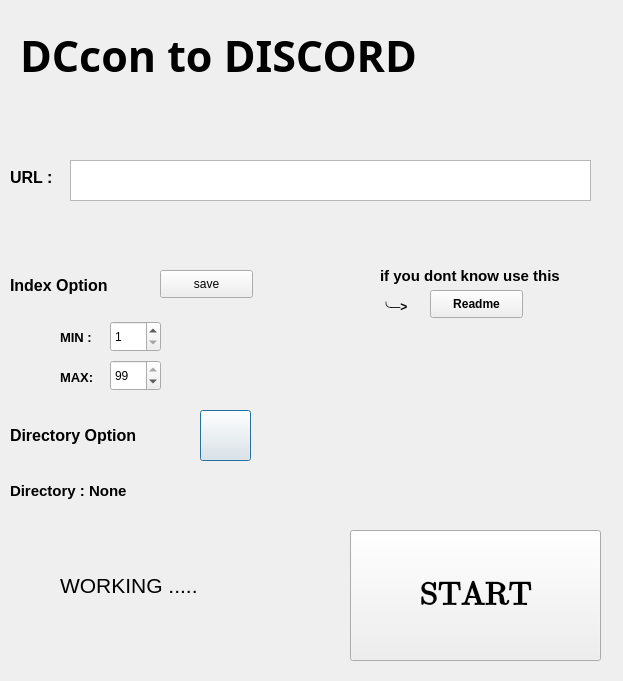
Above: UI.ui from 999gawkboyy/DCcon2Discord before the change. Below: the same form after it.
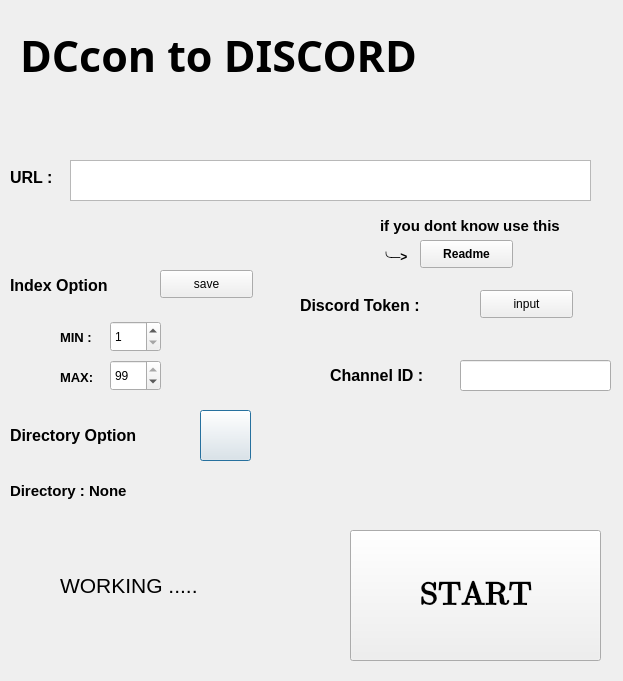
That is the form after the change.

Commit message: auto put to discord

Diff of the .ui file:
```diff
--- a/UI.ui
+++ b/UI.ui
@@ -271,8 +271,8 @@
   <widget class="QPushButton" name="Readme">
    <property name="geometry">
     <rect>
-     <x>430</x>
-     <y>290</y>
+     <x>420</x>
+     <y>240</y>
      <width>93</width>
      <height>28</height>
     </rect>
@@ -291,7 +291,7 @@
    <property name="geometry">
     <rect>
      <x>380</x>
-     <y>260</y>
+     <y>210</y>
      <width>231</width>
      <height>31</height>
     </rect>
@@ -311,7 +311,7 @@
    <property name="geometry">
     <rect>
      <x>380</x>
-     <y>300</y>
+     <y>250</y>
      <width>64</width>
      <height>15</height>
     </rect>
@@ -326,6 +326,71 @@
     <string>╰─&gt; </string>
    </property>
   </widget>
+  <widget class="QLineEdit" name="channel">
+   <property name="geometry">
+    <rect>
+     <x>460</x>
+     <y>360</y>
+     <width>151</width>
+     <height>31</height>
+    </rect>
+   </property>
+  </widget>
+  <widget class="QLabel" name="label_9">
+   <property name="geometry">
+    <rect>
+     <x>330</x>
+     <y>350</y>
+     <width>131</width>
+     <height>51</height>
+    </rect>
+   </property>
+   <property name="font">
+    <font>
+     <family>Microsoft YaHei UI</family>
+     <pointsize>12</pointsize>
+     <weight>75</weight>
+     <bold>true</bold>
+    </font>
+   </property>
+   <property name="text">
+    <string>Channel ID :</string>
+   </property>
+  </widget>
+  <widget class="QLabel" name="label_10">
+   <property name="geometry">
+    <rect>
+     <x>300</x>
+     <y>280</y>
+     <width>181</width>
+     <height>51</height>
+    </rect>
+   </property>
+   <property name="font">
+    <font>
+     <family>Microsoft YaHei UI</family>
+     <pointsize>12</pointsize>
+     <weight>75</weight>
+     <bold>true</bold>
+    </font>
+   </property>
+   <property name="text">
+    <string>Discord Token :</string>
+   </property>
+  </widget>
+  <widget class="QPushButton" name="AnalysisToken">
+   <property name="geometry">
+    <rect>
+     <x>480</x>
+     <y>290</y>
+     <width>93</width>
+     <height>28</height>
+    </rect>
+   </property>
+   <property name="text">
+    <string>input</string>
+   </property>
+  </widget>
  </widget>
  <resources/>
  <connections/>
```
The commit also changes 7 other files.
